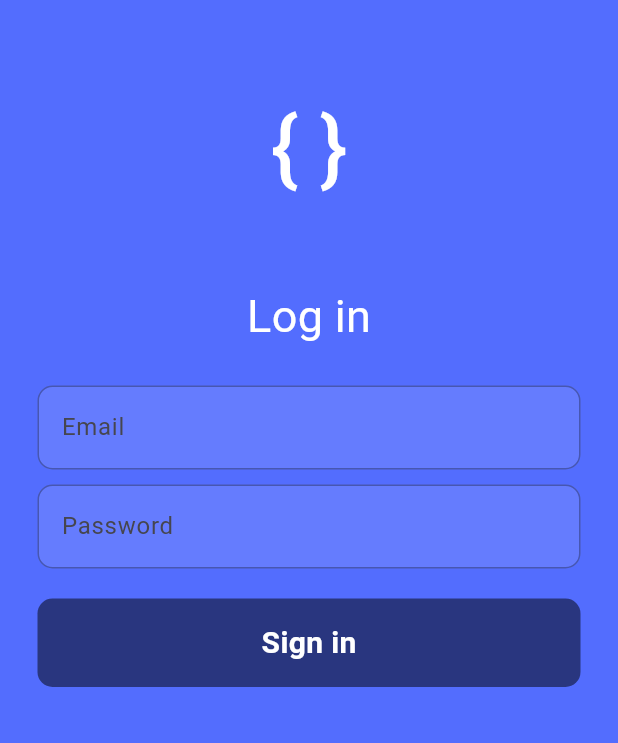
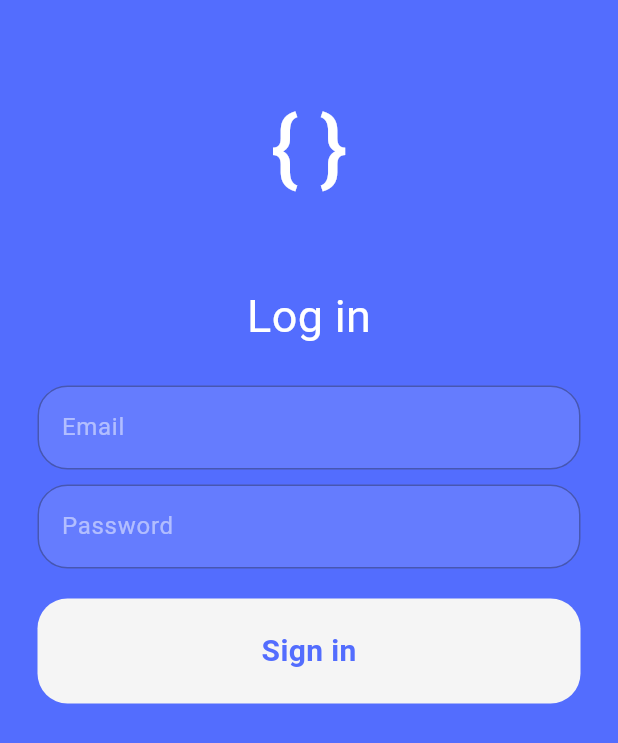
Before and after one commit to filippamula/programowanie-mobile-2024, a Flutter app: the screen it shows after launch, on a phone screen of 412 x 824 dp. Shown: the top 743 px of the screen. Run offline on Flutter 3.47's test engine with Material 3 defaults, Android fonts, the phone set to English and light mode, and no system bars; our stand-ins replace streaming_shared_preferences.

Commit message:
login screen loading indicator and error message

```diff
--- a/lib/components/login_button.dart
+++ b/lib/components/login_button.dart
@@ -1,28 +1,47 @@
 import 'package:flutter/material.dart';
 
-class LoginButton extends StatelessWidget {
+class LoginButton extends StatefulWidget {
   final String text;
-  final Function() onTap;
+  final Function()? onTap;
 
-  const LoginButton({super.key, required this.text, required this.onTap});
+  const LoginButton({super.key, required this.text, this.onTap});
+
+  @override
+  State<LoginButton> createState() => _LoginButtonState();
+}
+
+class _LoginButtonState extends State<LoginButton> {
+  var _isLoading = false;
 
   @override
   Widget build(BuildContext context) {
     return GestureDetector(
-        onTap: onTap,
+        onTap: () {
+          setState(() {
+            _isLoading = true;
+          });
+          widget.onTap?.call();
+          Future.delayed(
+              const Duration(milliseconds: 700),
+              () => setState(() {
+                    _isLoading = false;
+                  }));
+        },
         child: Container(
+          height: 70,
             padding: const EdgeInsets.all(15),
             decoration: BoxDecoration(
-                color: Colors.black.withOpacity(0.5),
-                borderRadius: BorderRadius.circular(10)),
+                color: Colors.grey.shade100,
+                borderRadius: BorderRadius.circular(20)),
             child: Center(
-                child: Text(
-              text,
-              style: const TextStyle(
-                color: Colors.white,
-                fontWeight: FontWeight.bold,
-                fontSize: 20
-              ),
-            ))));
+                child: _isLoading
+                    ? const CircularProgressIndicator()
+                    : Text(
+                        widget.text,
+                        style: const TextStyle(
+                            color: Colors.indigoAccent,
+                            fontWeight: FontWeight.bold,
+                            fontSize: 20),
+                      ))));
   }
 }
--- a/lib/components/login_text_field.dart
+++ b/lib/components/login_text_field.dart
@@ -14,18 +14,20 @@ class LoginTextField extends StatelessWidget {
   @override
   Widget build(BuildContext context) {
     return TextField(
+      style: const TextStyle(color: Colors.white),
       controller: controller,
       obscureText: obscureText,
       decoration: InputDecoration(
           enabledBorder: OutlineInputBorder(
               borderSide: BorderSide(color: Colors.black.withOpacity(0.3)),
-              borderRadius: BorderRadius.circular(10)),
+              borderRadius: BorderRadius.circular(20)),
           focusedBorder: OutlineInputBorder(
               borderSide: BorderSide(color: Colors.white.withOpacity(0.5)),
-              borderRadius: BorderRadius.circular(10)),
+              borderRadius: BorderRadius.circular(20)),
           fillColor: Colors.white.withOpacity(0.1),
           filled: true,
-          hintText: placeHolder),
+          hintText: placeHolder,
+      hintStyle: TextStyle(color: Colors.white.withOpacity(0.5))),
     );
   }
 }
```
